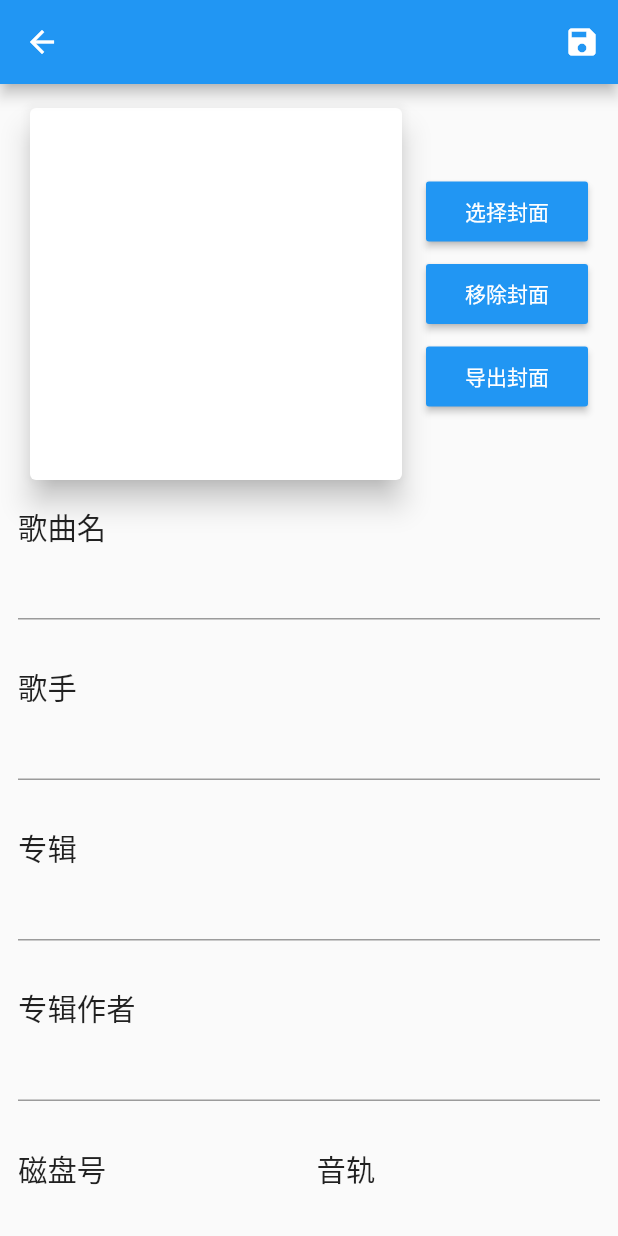
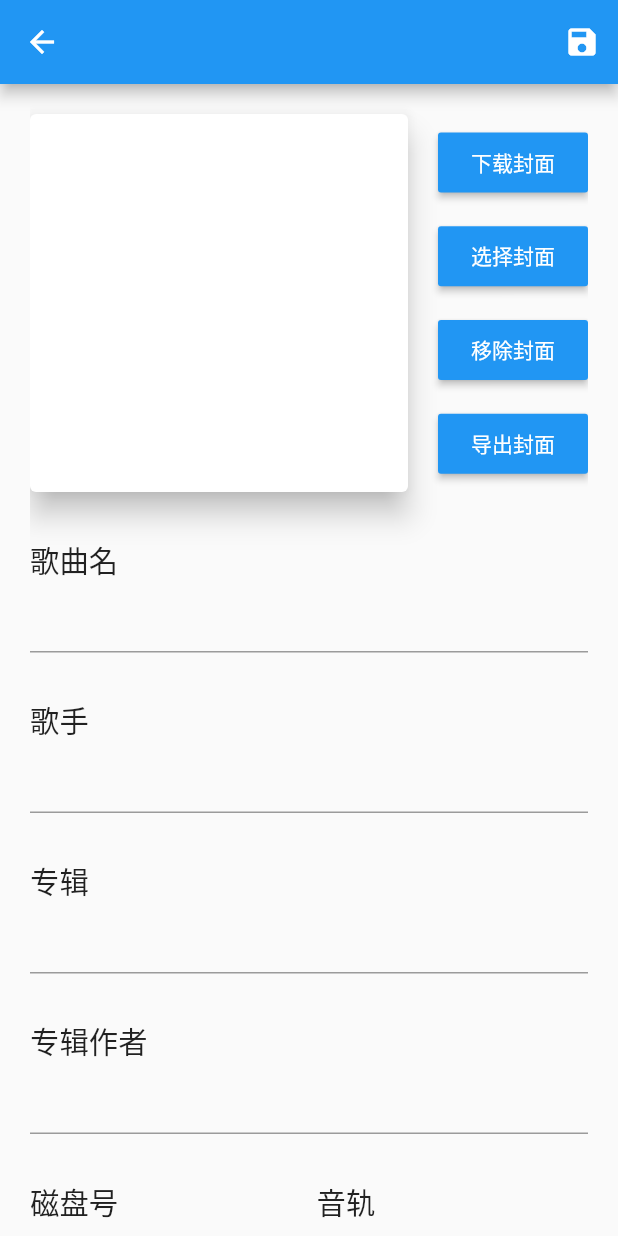
Before and after one commit to MCredbear/music_tools_flutter, a Flutter app: the EditorPage screen opened directly with empty values, on a phone screen of 412 x 824 dp. Run offline on Flutter 3.47's test engine with Material 2 defaults, Android fonts, the phone set to English and light mode, and no system bars; our stand-ins replace flutter_mobx, fluttertoast, mobx, permission_handler, transparent_image; generated files the repository leaves out were written again; statements that could not run were skipped.

Commit message:
可以搜索封面了

```diff
--- a/lib/editor_page.dart
+++ b/lib/editor_page.dart
@@ -1,6 +1,7 @@
 import 'dart:typed_data';
 
 import 'package:flutter/material.dart';
+import 'package:music_tools_flutter/search_page.dart';
 import 'package:path/path.dart';
 import 'package:transparent_image/transparent_image.dart';
 
@@ -74,21 +75,16 @@ class EditorPageState extends State<EditorPage> {
         ],
       ),
       body: Center(
+        child: Padding(
+          padding: const EdgeInsets.only(left: 20, right: 20),
           child: ListView(
             children: [
-            Padding(
-              padding: const EdgeInsets.only(left: 12, right: 12),
-              child: Column(
-                crossAxisAlignment: CrossAxisAlignment.start,
-                children: [
-                  Padding(
-                    padding: const EdgeInsets.only(
-                        top: 16, bottom: 16, left: 8, right: 8),
-                    child: Row(
+              const SizedBox(height: 20),
+              Row(
                 mainAxisAlignment: MainAxisAlignment.spaceBetween,
+                mainAxisSize: MainAxisSize.max,
                 children: [
                   Expanded(
-                          flex: 2,
                     child: Card(
                       clipBehavior: Clip.antiAlias,
                       margin: const EdgeInsets.all(0),
@@ -96,19 +92,37 @@ class EditorPageState extends State<EditorPage> {
                       child: Image(
                           image: MemoryImage(
                               cover.isNotEmpty ? cover : kTransparentImage),
+                          fit: BoxFit.contain),
+                    ),
+                  ),
+                  const SizedBox(width: 20),
+                  Container(
+                    constraints: const BoxConstraints(
+                        maxHeight: 250,
+                        minHeight: 200,
+                        maxWidth: 100,
+                        minWidth: 80),
+                    child: Column(
+                      mainAxisAlignment: MainAxisAlignment.spaceAround,
+                      crossAxisAlignment: CrossAxisAlignment.stretch,
+                      children: [
+                        SizedBox(
+                          height: 40,
+                          child: MaterialButton(
+                            onPressed: () {
+                              Navigator.push(
+                                  context,
+                                  MaterialPageRoute(
+                                      builder: (context) => CoverSearchPage(
+                                          titleController.text)));
+                            },
+                            color: Colors.blue,
+                            child: const Text(
+                              '下载封面',
+                              style: TextStyle(color: Colors.white),
                             ),
                           ),
                         ),
-                        Expanded(
-                          child: Padding(
-                            padding: const EdgeInsets.only(left: 16),
-                            child: SizedBox(
-                              height: 180,
-                              child: Column(
-                                mainAxisAlignment:
-                                    MainAxisAlignment.spaceEvenly,
-                                crossAxisAlignment: CrossAxisAlignment.stretch,
-                                children: [
                         SizedBox(
                           height: 40,
                           child: MaterialButton(
@@ -142,12 +156,10 @@ class EditorPageState extends State<EditorPage> {
                         ),
                       ],
                     ),
-                            ),
-                          ),
                   )
                 ],
               ),
-                  ),
+              const SizedBox(height: 30),
               const Text(
                 '歌曲名',
                 textScaleFactor: 1.4,
@@ -253,11 +265,9 @@ class EditorPageState extends State<EditorPage> {
                 maxLines: null,
                 style: const TextStyle(fontSize: 18),
               ),
-                  const SizedBox(height: 10),
+              const SizedBox(height: 30)
             ],
           ),
-            )
-          ],
         ),
       ),
     );
--- a/pubspec.yaml
+++ b/pubspec.yaml
@@ -17,6 +17,7 @@ dependencies:
   path_provider: ^2.0.11
   transparent_image: ^2.0.0
   permission_handler: ^10.2.0
+  fluttertoast: ^8.1.2
 
 
 dev_dependencies:
```
Also changed, not shown: lib/main.dart (+7 -6 lines), lib/search_page.dart (added, +167 -0 lines), pubspec.lock. Lines whose indentation alone changed are shown as unchanged.
